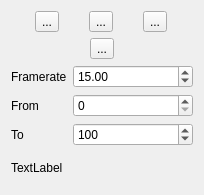
This is krita/plugins/extensions/dockers/animation/wdg_animation.ui in KDE/krita as Qt 5 draws it before an edit. The edited form follows.
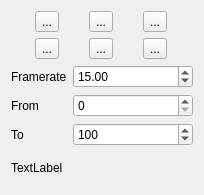
This is the edited form.

Commit message: Add keyframe deletion and duplication

```diff
--- a/krita/plugins/extensions/dockers/animation/wdg_animation.ui
+++ b/krita/plugins/extensions/dockers/animation/wdg_animation.ui
@@ -48,6 +48,20 @@
        </property>
       </widget>
      </item>
+     <item>
+      <widget class="QToolButton" name="btnAddDuplicateFrame">
+       <property name="text">
+        <string>...</string>
+       </property>
+      </widget>
+     </item>
+     <item>
+      <widget class="QToolButton" name="btnDeleteKeyframe">
+       <property name="text">
+        <string>...</string>
+       </property>
+      </widget>
+     </item>
     </layout>
    </item>
    <item>
```
The commit also changes 21 other files.
